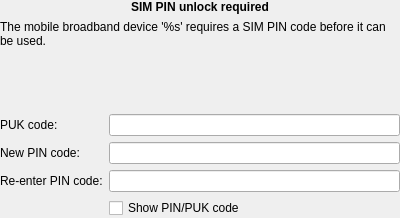
Qt form libs/service/pinwidget.ui (KDE/networkmanagement) before a commit.
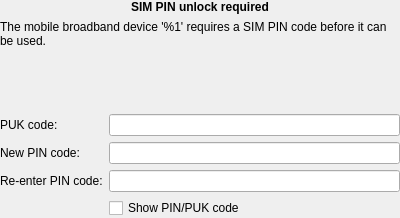
The same form after that commit. Custom widgets are drawn as their Qt base class.

```diff
--- a/libs/service/pinwidget.ui
+++ b/libs/service/pinwidget.ui
@@ -67,7 +67,7 @@
         </font>
        </property>
        <property name="text">
-        <string>The mobile broadband device '%s' requires a SIM PIN code before it can be used.</string>
+        <string>The mobile broadband device '%1' requires a SIM PIN code before it can be used.</string>
        </property>
        <property name="textFormat">
         <enum>Qt::RichText</enum>
```
Left out of the diff: 9 changed lines with no effect on the pictures.
